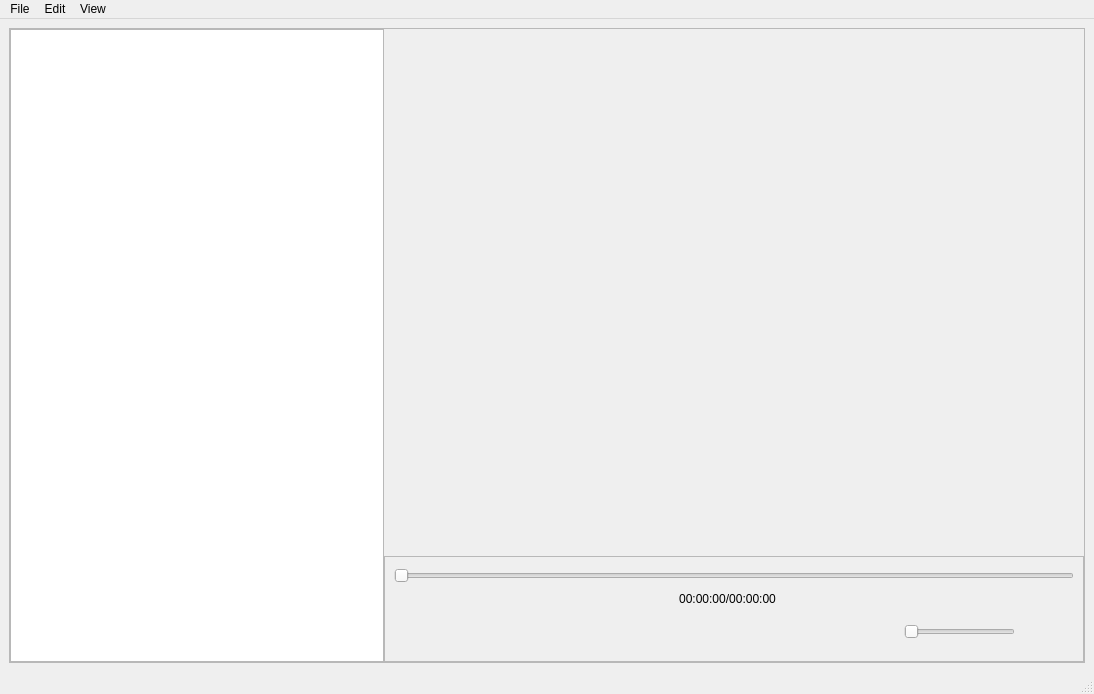
Qt form src/mainwindow.ui (jcfain/XTPlayer) before a commit.
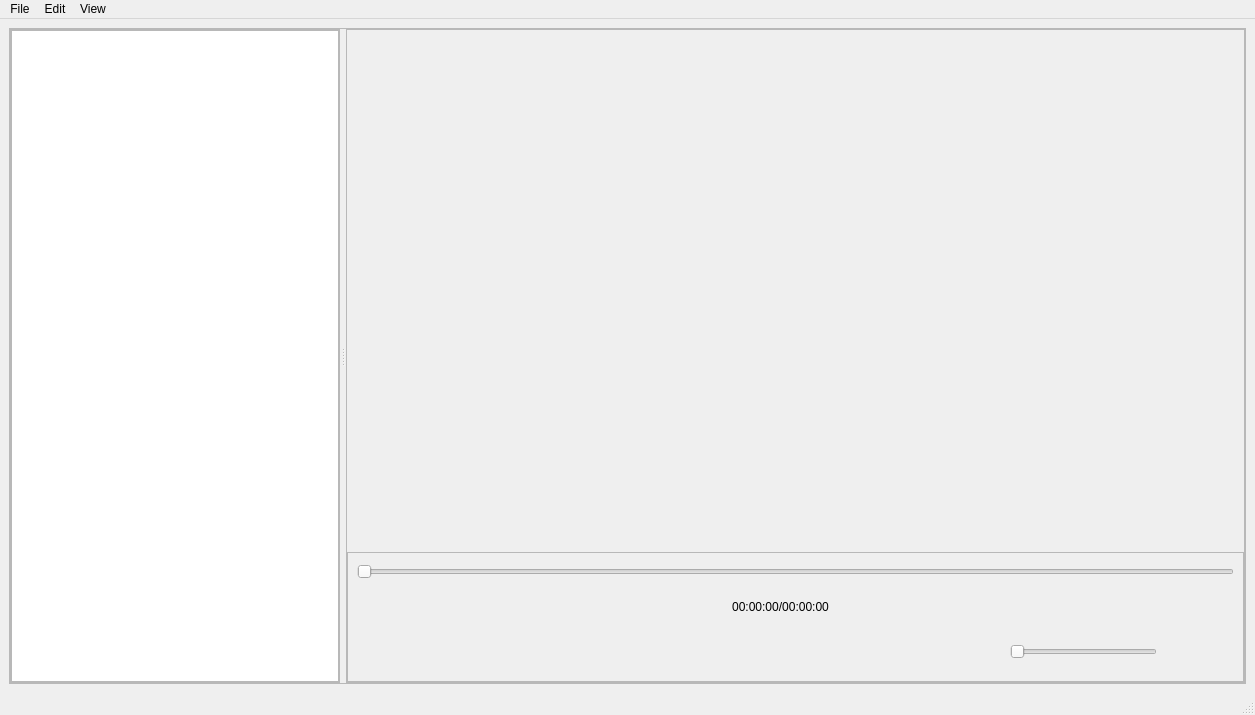
The same form after that commit. Icons and pictures are not drawn. Custom widgets are drawn as their Qt base class.

Commit message: Adding main UI splitter

The edit to the form file:
```diff
--- a/src/mainwindow.ui
+++ b/src/mainwindow.ui
@@ -6,8 +6,8 @@
    <rect>
     <x>0</x>
     <y>0</y>
-    <width>1094</width>
-    <height>694</height>
+    <width>1255</width>
+    <height>715</height>
    </rect>
   </property>
   <property name="windowTitle">
@@ -61,7 +61,7 @@
           <property name="frameShadow">
            <enum>QFrame::Raised</enum>
           </property>
-          <layout class="QGridLayout" name="mainGrid" rowstretch="0,0,0,0,0,0" columnstretch="0,0">
+          <layout class="QGridLayout" name="gridLayout_2">
            <property name="leftMargin">
             <number>0</number>
            </property>
@@ -77,17 +77,48 @@
            <property name="spacing">
             <number>0</number>
            </property>
-           <item row="0" column="0" rowspan="6">
+           <item row="0" column="0">
+            <widget class="QSplitter" name="mainFrameSplitter">
+             <property name="orientation">
+              <enum>Qt::Horizontal</enum>
+             </property>
+             <property name="handleWidth">
+              <number>6</number>
+             </property>
+             <widget class="QFrame" name="libraryFrame">
+              <property name="frameShape">
+               <enum>QFrame::StyledPanel</enum>
+              </property>
+              <property name="frameShadow">
+               <enum>QFrame::Raised</enum>
+              </property>
+              <layout class="QGridLayout" name="libraryGrid">
+               <property name="leftMargin">
+                <number>0</number>
+               </property>
+               <property name="topMargin">
+                <number>0</number>
+               </property>
+               <property name="rightMargin">
+                <number>0</number>
+               </property>
+               <property name="bottomMargin">
+                <number>0</number>
+               </property>
+               <property name="spacing">
+                <number>0</number>
+               </property>
+               <item row="0" column="0">
             <widget class="QListWidget" name="LibraryList">
              <property name="minimumSize">
               <size>
-               <width>300</width>
+                   <width>200</width>
                <height>0</height>
               </size>
              </property>
              <property name="maximumSize">
               <size>
-               <width>500</width>
+                   <width>16777215</width>
                <height>16777215</height>
               </size>
              </property>
@@ -96,7 +127,32 @@
              </property>
             </widget>
            </item>
-           <item row="5" column="1">
+              </layout>
+             </widget>
+             <widget class="QFrame" name="medialAndControlsFrame">
+              <property name="frameShape">
+               <enum>QFrame::StyledPanel</enum>
+              </property>
+              <property name="frameShadow">
+               <enum>QFrame::Raised</enum>
+              </property>
+              <layout class="QGridLayout" name="mediaAndControlsGrid">
+               <property name="leftMargin">
+                <number>0</number>
+               </property>
+               <property name="topMargin">
+                <number>0</number>
+               </property>
+               <property name="rightMargin">
+                <number>0</number>
+               </property>
+               <property name="bottomMargin">
+                <number>0</number>
+               </property>
+               <property name="spacing">
+                <number>0</number>
+               </property>
+               <item row="4" column="0">
             <layout class="QGridLayout" name="ControlsGrid">
              <property name="spacing">
               <number>0</number>
@@ -340,7 +396,7 @@
              </item>
             </layout>
            </item>
-           <item row="0" column="1" rowspan="5">
+               <item row="0" column="0" rowspan="4">
             <layout class="QGridLayout" name="MediaGrid" columnstretch="0">
              <property name="sizeConstraint">
               <enum>QLayout::SetMaximumSize</enum>
@@ -355,6 +411,10 @@
            </item>
           </layout>
          </widget>
+            </widget>
+           </item>
+          </layout>
+         </widget>
         </item>
        </layout>
       </widget>
@@ -397,7 +457,7 @@
     <rect>
      <x>0</x>
      <y>0</y>
-     <width>1094</width>
+     <width>1255</width>
      <height>20</height>
     </rect>
    </property>
```
Left out of the diff: 6 changed lines with no effect on the pictures. Lines whose indentation alone changed are shown as unchanged.
